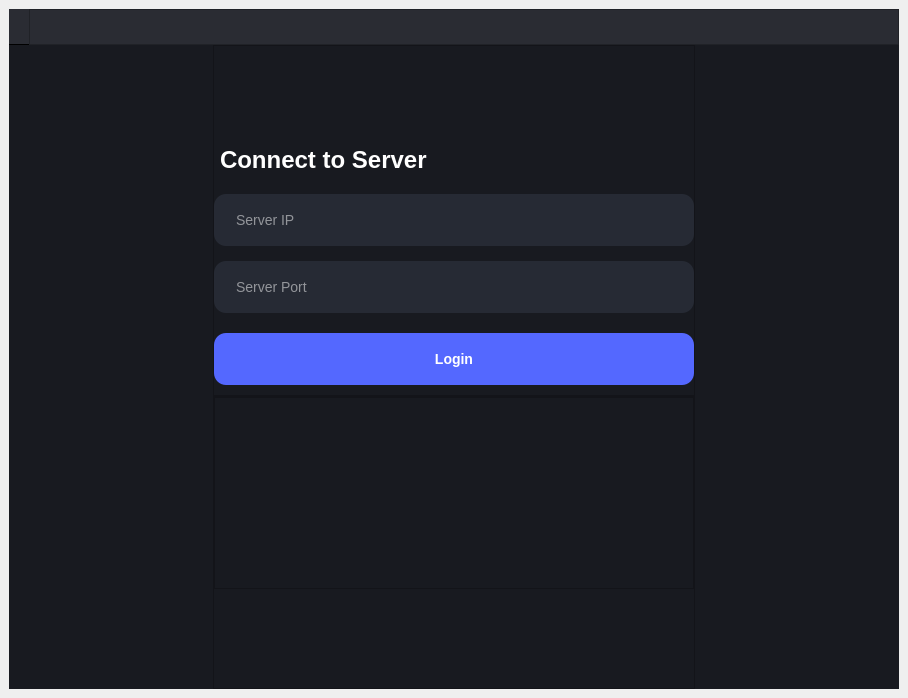
thebadsektor/intelligent_management_system, file client.ui: the form before one commit.
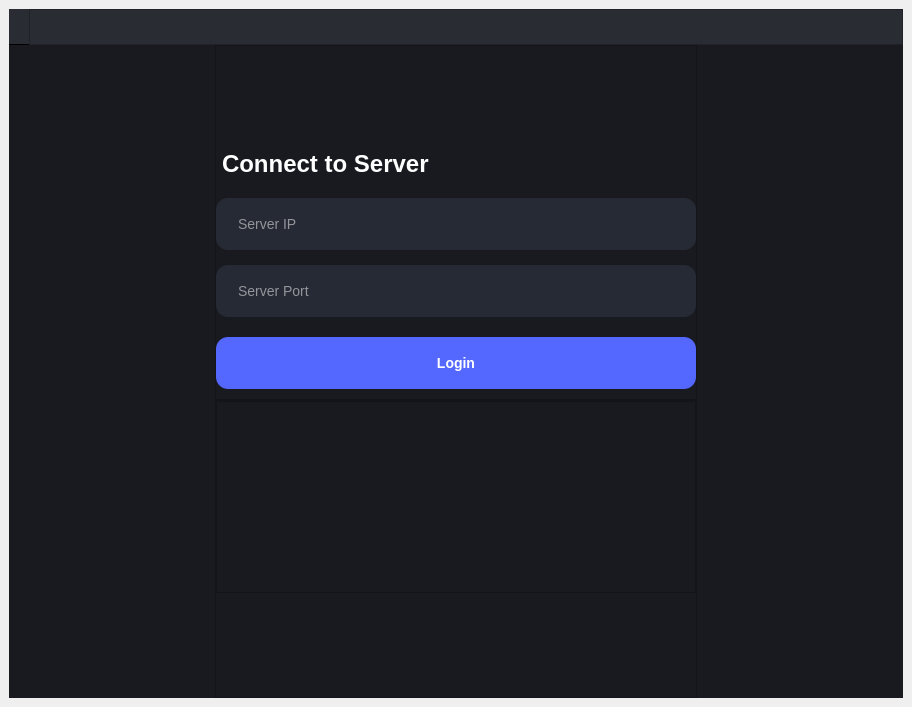
The form after the commit. Icons and pictures are not drawn.

Commit message: switched to PlainText

Patch:
```diff
--- a/client.ui
+++ b/client.ui
@@ -6,8 +6,8 @@
    <rect>
     <x>0</x>
     <y>0</y>
-    <width>908</width>
-    <height>698</height>
+    <width>912</width>
+    <height>707</height>
    </rect>
   </property>
   <property name="windowTitle">
@@ -404,7 +404,7 @@
             </widget>
            </item>
            <item>
-            <widget class="QTextEdit" name="txtReceivedData"/>
+            <widget class="QPlainTextEdit" name="txtReceivedData"/>
            </item>
            <item>
             <spacer name="verticalSpacer">
```
